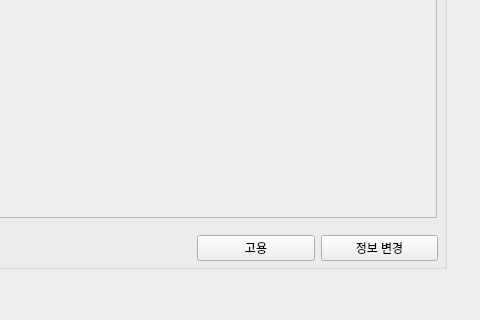
Before: the Qt Designer form ui/1.ui in johnnyapu15/IDB, drawn with Qt 5; both pictures show x 483 to 963 and y 342 to 662 of the 963 by 662 pixel window.
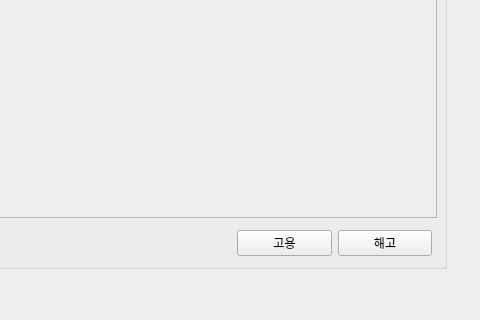
After: the same form once the commit is applied. The open tabs and pages were chosen to show the change.

Commit message: 조수환 18번 직원 정보 수정 구현

Patch:
```diff
--- a/ui/1.ui
+++ b/ui/1.ui
@@ -2484,10 +2484,10 @@
       <widget class="QWidget" name="horizontalLayoutWidget_22">
        <property name="geometry">
         <rect>
-         <x>630</x>
+         <x>670</x>
          <y>440</y>
-         <width>241</width>
-         <height>41</height>
+         <width>195</width>
+         <height>31</height>
         </rect>
        </property>
        <layout class="QHBoxLayout" name="horizontalLayout_38">
@@ -2501,7 +2501,7 @@
         <item>
          <widget class="QPushButton" name="pushButton_22">
           <property name="text">
-           <string>정보 변경</string>
+           <string>해고</string>
           </property>
          </widget>
         </item>
```
Left out of the diff: 8 changed lines with no effect on the pictures. The commit also changes 3 other files.
